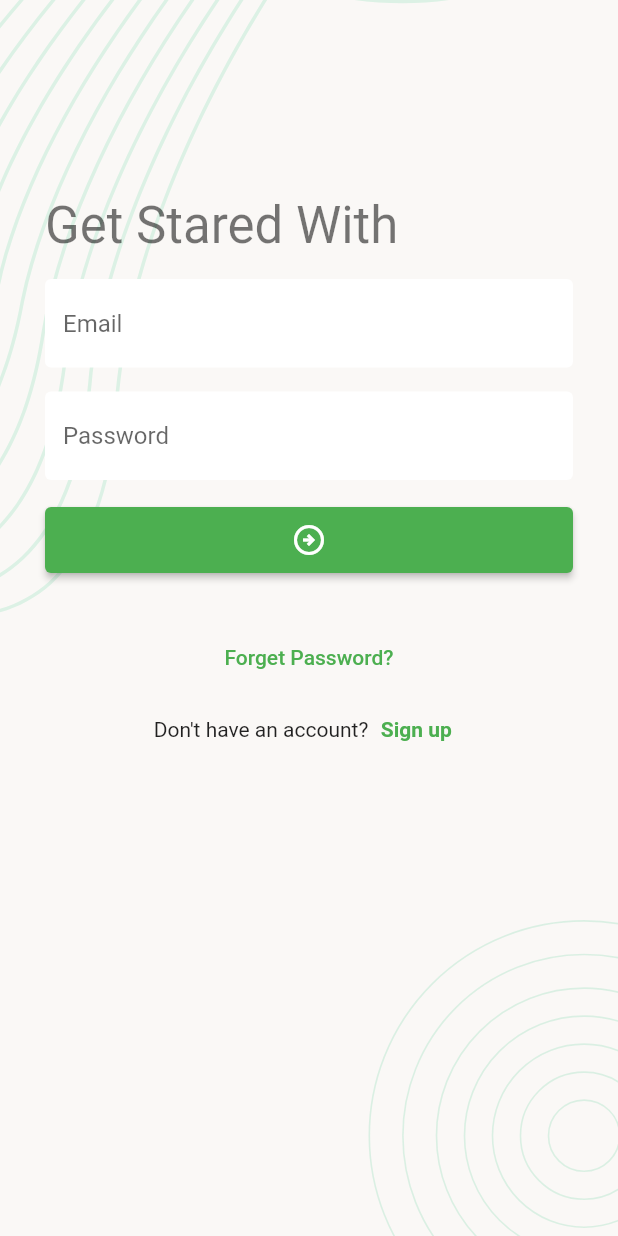
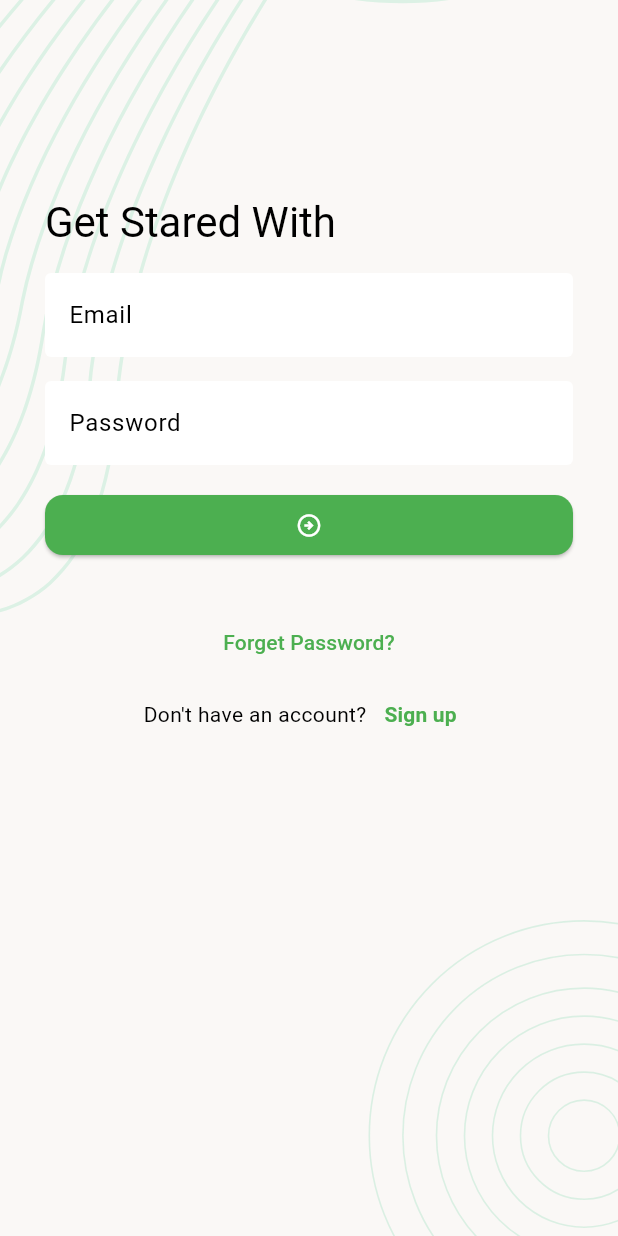
Before and after one commit to MdZunaed/task_manager_app_with_api, a Flutter app: the screen it shows after launch, on a phone screen of 412 x 824 dp. Run offline on Flutter 3.47's test engine with Material 2 defaults, Android fonts, the phone set to English and light mode, and no system bars; our stand-ins replace flutter_svg, get, image_picker, pin_code_fields, shared_preferences; accounts and stored records are empty.

Commit message:
getX implement done (changed UI)

```diff
--- a/lib/main.dart
+++ b/lib/main.dart
@@ -30,15 +30,22 @@ class TaskManagerApp extends StatelessWidget {
       debugShowCheckedModeBanner: false,
       navigatorKey: navigationKey,
       theme: ThemeData(
-        primaryColor: Colors.green,
-        primarySwatch: Colors.green,
+        useMaterial3: true,
+        colorScheme: ColorScheme.fromSwatch(
+            primarySwatch: Colors.green, backgroundColor: Colors.white),
+        chipTheme: const ChipThemeData(side: BorderSide.none),
         inputDecorationTheme: const InputDecorationTheme(
             filled: true,
             fillColor: Colors.white,
             border: OutlineInputBorder(borderSide: BorderSide.none),
             focusedBorder: OutlineInputBorder(borderSide: BorderSide.none)),
         elevatedButtonTheme: ElevatedButtonThemeData(
-            style: ElevatedButton.styleFrom(padding: const EdgeInsets.all(10))),
+            style: ElevatedButton.styleFrom(
+                backgroundColor: Colors.green,
+                foregroundColor: Colors.white,
+                shape: RoundedRectangleBorder(
+                    borderRadius: BorderRadius.circular(12)),
+                padding: const EdgeInsets.all(10))),
       ),
       home: const SplashScreen(),
       initialBinding: ControllerBindings(),
```
